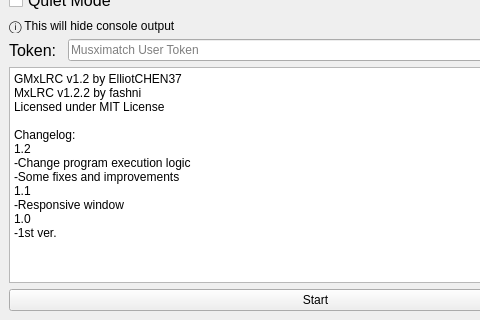
Above: win.ui from ElliotCHEN37/GMxLRC before the change; both pictures show x 0 to 480 and y 263 to 583 of the 631 by 583 pixel window. Below: the same form after it.
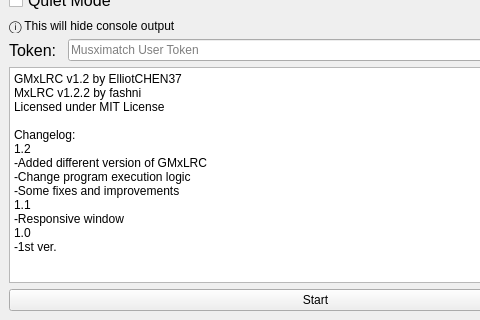
That is the form after the change.

The edit to the form file:
```diff
--- a/win.ui
+++ b/win.ui
@@ -237,6 +237,7 @@
 &lt;p style=&quot;-qt-paragraph-type:empty; margin-top:0px; margin-bottom:0px; margin-left:0px; margin-right:0px; -qt-block-indent:0; text-indent:0px;&quot;&gt;&lt;br /&gt;&lt;/p&gt;
 &lt;p style=&quot; margin-top:0px; margin-bottom:0px; margin-left:0px; margin-right:0px; -qt-block-indent:0; text-indent:0px;&quot;&gt;Changelog:&lt;/p&gt;
 &lt;p style=&quot; margin-top:0px; margin-bottom:0px; margin-left:0px; margin-right:0px; -qt-block-indent:0; text-indent:0px;&quot;&gt;1.2&lt;/p&gt;
+&lt;p style=&quot; margin-top:0px; margin-bottom:0px; margin-left:0px; margin-right:0px; -qt-block-indent:0; text-indent:0px;&quot;&gt;-Added different version of GMxLRC&lt;/p&gt;
 &lt;p style=&quot; margin-top:0px; margin-bottom:0px; margin-left:0px; margin-right:0px; -qt-block-indent:0; text-indent:0px;&quot;&gt;-Change program execution logic&lt;/p&gt;
 &lt;p style=&quot; margin-top:0px; margin-bottom:0px; margin-left:0px; margin-right:0px; -qt-block-indent:0; text-indent:0px;&quot;&gt;-Some fixes and improvements&lt;/p&gt;
 &lt;p style=&quot; margin-top:0px; margin-bottom:0px; margin-left:0px; margin-right:0px; -qt-block-indent:0; text-indent:0px;&quot;&gt;1.1&lt;/p&gt;
```
